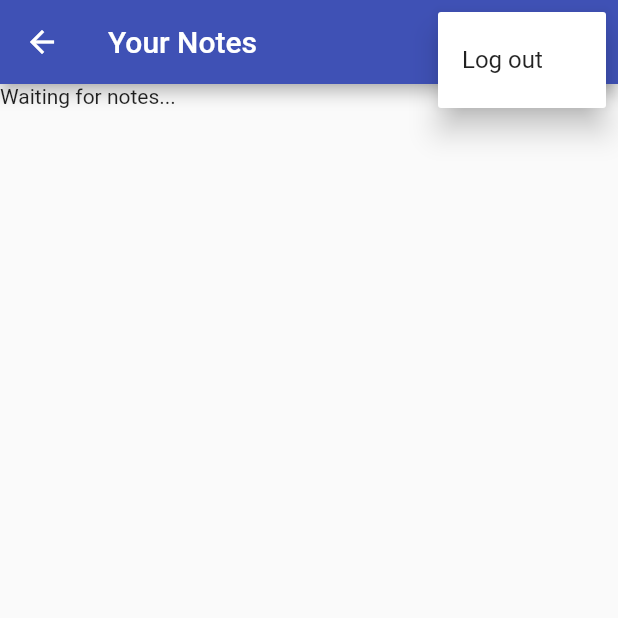
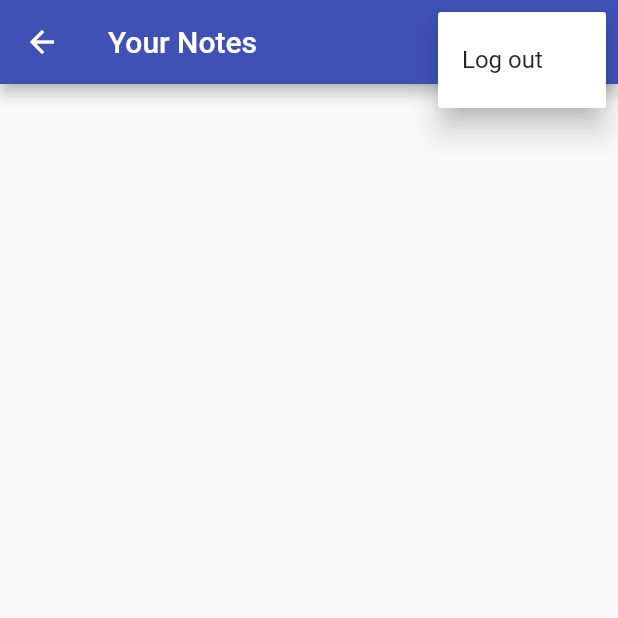
Before and after one commit to Cirorx/Flutter_Course__VandadNP, a Flutter app: the NotesView screen opened by its route, after a tap on the "more vert" icon, on a phone screen of 412 x 824 dp, the top half of it. Run offline on Flutter 3.47's test engine with Material 2 defaults, Android fonts, the phone set to English and light mode, and no system bars; our stand-ins replace firebase_auth, firebase_core, sqflite; accounts and stored records are empty.

Commit message:
Chapter 32 - Displaying Notes in Notes View
Still not listing all the notes.

```diff
--- a/learning_dart/lib/constants/database_structure.dart
+++ b/learning_dart/lib/constants/database_structure.dart
@@ -8,23 +8,20 @@ const idColumn = "id";
 //user fields
 const emailColumn = "email";
 //notes fields
-const isSyncedWithCloudColumn = "is_synced_with_cloud";
 const userIdColumn = "user_id";
 const textColumn = "text";
+const isSyncedWithCloudColumn = 'is_synced_with_cloud';
 
-//CREATE TABLES
-const createUserTable = '''CREATE TABLE IF NOT EXISTS "user"  (
+const createUserTable = '''CREATE TABLE IF NOT EXISTS "user" (
         "id"	INTEGER NOT NULL,
         "email"	TEXT NOT NULL UNIQUE,
         PRIMARY KEY("id" AUTOINCREMENT)
       );''';
-
-const createNoteTable = '''CREATE TABLE  IF NOT EXISTS "notes" (
+const createNoteTable = '''CREATE TABLE IF NOT EXISTS "notes" (
         "id"	INTEGER NOT NULL,
         "user_id"	INTEGER NOT NULL,
-        "text"	TEXT NOT NULL,
-        "is_sync_with_cloud"	INTEGER NOT NULL DEFAULT 0,
-        PRIMARY KEY("id" AUTOINCREMENT),
-        FOREIGN KEY("user_id") REFERENCES "user"("id")
-      )
-      ''';
+        "text"	TEXT,
+        "is_synced_with_cloud"	INTEGER NOT NULL DEFAULT 0,
+        FOREIGN KEY("user_id") REFERENCES "user"("id"),
+        PRIMARY KEY("id" AUTOINCREMENT)
+      );''';
--- a/learning_dart/lib/services/crud/notes_service.dart
+++ b/learning_dart/lib/services/crud/notes_service.dart
@@ -8,7 +8,12 @@ import 'crud_exceptions.dart';
 
 class NotesService {
   static final NotesService _shared = NotesService._sharedInstance();
-  NotesService._sharedInstance();
+  NotesService._sharedInstance() {
+    _notesStreamController =
+        StreamController<List<DatabaseNote>>.broadcast(onListen: () {
+      _notesStreamController.sink.add(_notes);
+    });
+  }
   factory NotesService() => _shared;
 
   Database? _db;
@@ -16,8 +21,7 @@ class NotesService {
   List<DatabaseNote> _notes = [];
 
   //Use broadcast so that you can have multiple listeners
-  final _notesStreamController =
-      StreamController<List<DatabaseNote>>.broadcast();
+  late final StreamController<List<DatabaseNote>> _notesStreamController;
 
   //Get all the notes from a user
   Stream<List<DatabaseNote>> get allNotes => _notesStreamController.stream;
@@ -329,7 +333,7 @@ class DatabaseNote {
 
   @override
   String toString() =>
-      "Note, ID = $id, userId = $userId, isSyncedWithCloud = $isSyncedWithCloud";
+      "Note, ID = $id, userId = $userId, isSyncedWithCloud = $isSyncedWithCloud, text = $text'";
 
   @override
   bool operator ==(covariant DatabaseNote other) => id == other.id;
--- a/learning_dart/lib/views/notes/notes_view.dart
+++ b/learning_dart/lib/views/notes/notes_view.dart
@@ -1,4 +1,4 @@
-import 'package:firebase_core/firebase_core.dart';
+import 'dart:developer' as devtools show log;
 import 'package:flutter/material.dart';
 import 'package:learning_dart/services/auth/auth_service.dart';
 import 'package:learning_dart/services/crud/notes_service.dart';
@@ -11,7 +11,7 @@ class NotesView extends StatefulWidget {
   const NotesView({super.key});
 
   @override
-  State<NotesView> createState() => _NotesViewState();
+  _NotesViewState createState() => _NotesViewState();
 }
 
 class _NotesViewState extends State<NotesView> {
@@ -21,14 +21,7 @@ class _NotesViewState extends State<NotesView> {
   @override
   void initState() {
     _notesService = NotesService();
-    _notesService.open();
     super.initState();
-  }
-
-  @override
-  void dispose() {
-    _notesService.close();
-    super.dispose();
   }
 
   @override
@@ -70,7 +63,7 @@ class _NotesViewState extends State<NotesView> {
       ),
       body: FutureBuilder(
           future: _notesService.getOrCreateUser(email: userEmail),
-        builder: ((context, snapshot) {
+          builder: (context, snapshot) {
             switch (snapshot.connectionState) {
               case ConnectionState.done:
                 return StreamBuilder(
@@ -79,7 +72,26 @@ class _NotesViewState extends State<NotesView> {
                     switch (snapshot.connectionState) {
                       case ConnectionState.waiting:
                       case ConnectionState.active:
-                      return const Text("Waiting for notes...");
+                        if (snapshot.hasData) {
+                          final allNotes = snapshot.data as List<DatabaseNote>;
+                          return ListView.builder(
+                            itemCount: allNotes.length,
+                            itemBuilder: (context, index) {
+                              final note = allNotes[index];
+                              return ListTile(
+                                title: Text(
+                                  note.text,
+                                  maxLines: 1,
+                                  softWrap: true,
+                                  overflow: TextOverflow.ellipsis,
+                                ),
+                              );
+                            },
+                          );
+                        } else {
+                          return const CircularProgressIndicator();
+                        }
+
                       default:
                         return const CircularProgressIndicator();
                     }
@@ -89,7 +101,6 @@ class _NotesViewState extends State<NotesView> {
                 return const CircularProgressIndicator();
             }
           }),
-      ),
     );
   }
 }
```
Lines whose indentation alone changed are shown as unchanged.
